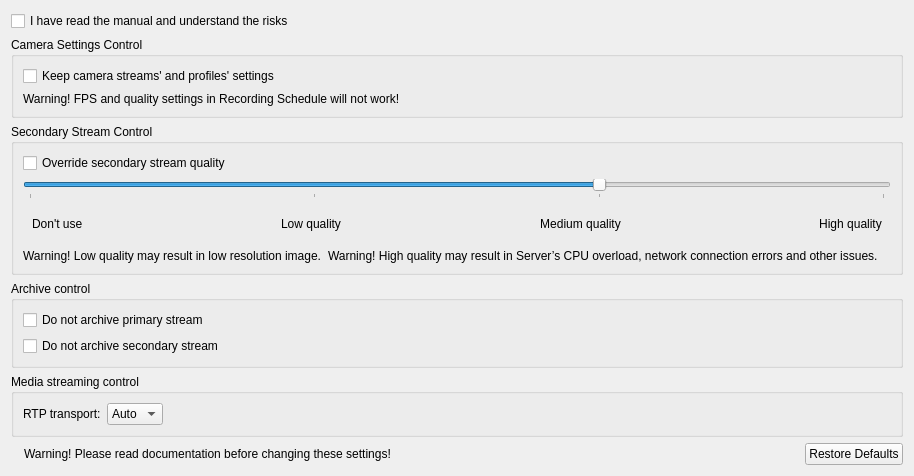
Old version of the form client/src/ui/widgets/properties/expert_settings_widget.ui in the repository networkoptix/nx_open.
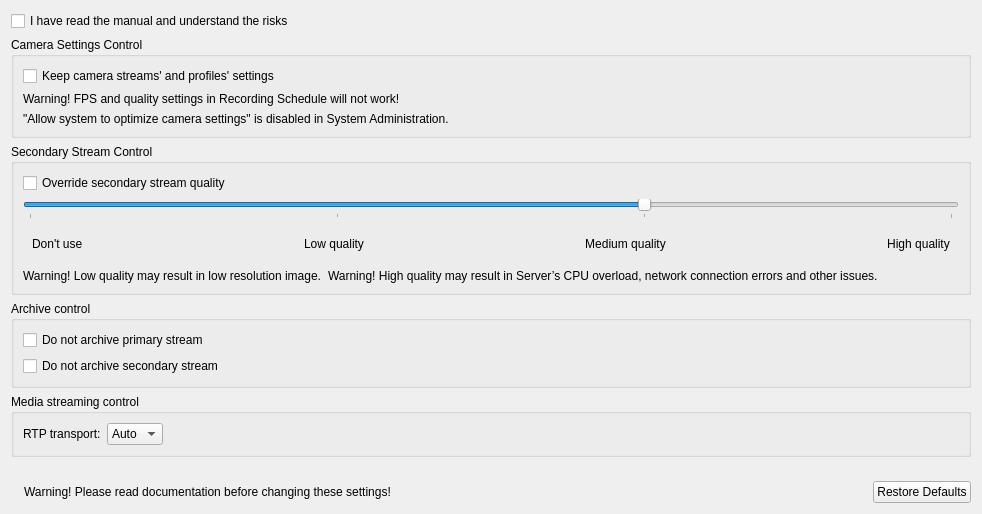
New version of the form. Icons and pictures are not drawn.

Commit message:
(Bug #4766): System administration -> Allow system to optimize camera settings
<==== Mercurial data ====>
Branch: release_2.3.1_review

Patch:
```diff
--- a/client/src/ui/widgets/properties/expert_settings_widget.ui
+++ b/client/src/ui/widgets/properties/expert_settings_widget.ui
@@ -6,8 +6,8 @@
    <rect>
     <x>0</x>
     <y>0</y>
-    <width>864</width>
-    <height>461</height>
+    <width>982</width>
+    <height>514</height>
    </rect>
   </property>
   <layout class="QVBoxLayout" name="verticalLayout_5">
@@ -78,6 +78,13 @@
            </layout>
           </widget>
          </item>
+         <item>
+          <widget class="QLabel" name="settingsDisabledWarningLabel">
+           <property name="text">
+            <string>&quot;Allow system to optimize camera settings&quot; is disabled in System Administration.</string>
+           </property>
+          </widget>
+         </item>
         </layout>
        </widget>
       </item>
```
The commit also changes 1 other file.
